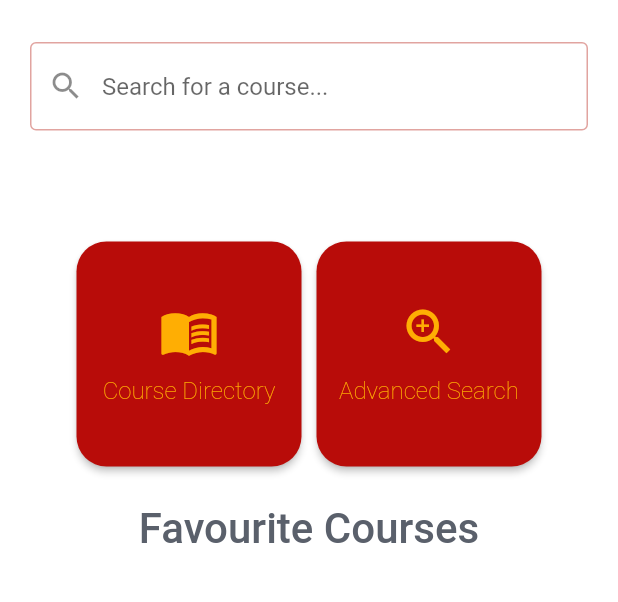
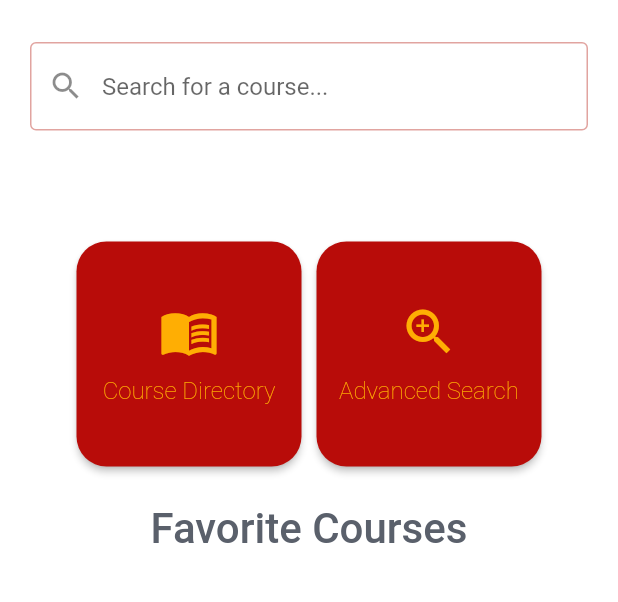
Before and after one commit to memoriesadrift/we-find, a Flutter app: the screen it shows after launch, on a phone screen of 412 x 824 dp, the part 234-836 px from its top. Run offline on Flutter 3.47's test engine with Material 2 defaults, Android fonts, the phone set to English and light mode, and no system bars; our stand-ins replace flutter_html.

Commit message:
language&translation. closes #71 (#74)

```diff
--- /dev/null
+++ b/lib/language/language_constants.dart
@@ -0,0 +1,73 @@
+import 'package:flutter/material.dart';
+import 'package:provider/provider.dart';
+import 'package:we_find/model/i18n_string.dart';
+import 'package:we_find/providers/lang_provider.dart';
+import 'package:we_find/screens/advaned_search_screen.dart';
+
+class StringConstants {
+  final BuildContext _context;
+  StringConstants(this._context);
+
+  Lang get lang => Provider.of<LangProvider>(_context).currentLang;
+  BuildContext get context => _context;
+
+  // missing data
+  String get NotFound => lang == Lang.EN ? "Not Found" : "Nicht gefunden";
+  String get Unknown => lang == Lang.EN ? "Unknown" : "Nicht bekannt";
+  String get UnknownSemester =>
+      lang == Lang.EN ? "Unknown Semester" : "Semester nicht bekannt";
+  String get UnknownDepartment =>
+      lang == Lang.EN ? "Unknown Department" : "Institut nicht bekannt";
+  String get TitleNotFound =>
+      lang == Lang.EN ? "Title not found" : "Titel nicht gefunden";
+
+  // advanced search
+  String get FuzzySearch => lang == Lang.EN ? "Fuzzy Search" : "Fuzzy Suche";
+  String get CourseWithStream =>
+      lang == Lang.EN ? "Course with Stream" : "Kurs mit Stream";
+  String get OnlyCurrentTerm =>
+      lang == Lang.EN ? "Only current term" : "Nur dieses Semester";
+  String get SearchByTerm =>
+      lang == Lang.EN ? "Search by Term" : "Suche im Semester";
+  String get SearchByTermRange =>
+      lang == Lang.EN ? "Search by Term Range" : "Suchen in Semesterintervall";
+  String get FromTerm => lang == Lang.EN ? "From Term" : "Von Semester";
+  String get ToTerm => lang == Lang.EN ? "To Term" : "Bis Semester";
+
+  // search results
+  String get SearchResultsFor =>
+      lang == Lang.EN ? "Search Results for" : "Suchergebnisse für";
+  String get NoResultsFound =>
+      lang == Lang.EN ? "No results found" : "Keine Ergebnisse gefunden";
+
+  // advanced search widgets
+  String get TermYear => lang == Lang.EN ? "Term year" : "Semesterjahr";
+  String get WinterSummerTerm =>
+      lang == Lang.EN ? "Winter/Summer term" : "Winter/Sommer Semester";
+
+  // course detail widgets
+  String get SelectAGroup =>
+      lang == Lang.EN ? "Select a group" : "Wähle eine Gruppe";
+  String get MaxParticipants =>
+      lang == Lang.EN ? "Max. participants" : "Max. Teilnehmer";
+  String get GroupInformation =>
+      lang == Lang.EN ? "Group information" : "Gruppeninformation";
+  String get Schedule => lang == Lang.EN ? "Schedule" : "Termine";
+  String get MinimumRequierments =>
+      lang == Lang.EN ? "Minumum requirements" : "Mindestanforderungen";
+
+  // searchbar
+  String get SearchForACourse =>
+      lang == Lang.EN ? "Search for a course" : "Suche nach einen Kurs";
+
+  // headers
+  String get SearchResults =>
+      lang == Lang.EN ? "Search Results" : "Such Ergebnisse";
+  String get CourseDirectory =>
+      lang == Lang.EN ? "Course Directory" : "Kursverzeichnis";
+  String get AdvancedSearch =>
+      lang == Lang.EN ? "Advanced Search" : "Erweiterte Suche";
+  String get FavoriteCourses =>
+      lang == Lang.EN ? "Favorite Courses" : "Lieblingskurse";
+  String get CourseDetail => lang == Lang.EN ? "Course Detail" : "Kursdetails";
+}
--- a/lib/model/model_wrapped.dart
+++ b/lib/model/model_wrapped.dart
@@ -1,6 +1,7 @@
 import 'package:flutter/cupertino.dart';
 import 'package:provider/provider.dart';
 import 'package:we_find/exceptions/exceptions.dart';
+import 'package:we_find/language/language_constants.dart';
 import 'package:we_find/model/i18n_string.dart';
 import 'package:we_find/model/model.dart';
 import 'package:we_find/providers/lang_provider.dart';
@@ -15,6 +16,9 @@ abstract class BaseWrapped {
   BuildContext get context => _context;
 
   Lang get lang => Provider.of<LangProvider>(_context).currentLang;
+
+  // TODO: Maybe unneccessery to reintialize the object here every time
+  StringConstants get constants => StringConstants(_context);
 }
 
 class CourseWrapped extends BaseWrapped {
@@ -24,15 +28,15 @@ class CourseWrapped extends BaseWrapped {
 
   Course get course => _course;
 
-  String get id => _course.id ?? "Not found";
-  String get offeree => _course.offeredBy?.name ?? "unknown department";
+  String get id => _course.id ?? constants.Unknown;
+  String get offeree => _course.offeredBy?.name ?? constants.UnknownDepartment;
 
   String get typeAbbreviation => _course.courseType?.type ?? "--";
 
-  String get name => _course.longName?.get(lang) ?? "Not found";
+  String get name => _course.longName?.get(lang) ?? constants.NotFound;
 
-  String get ects => _course.ects?.toString() ?? "Not found";
-  String get semester => _course.when ?? "Unknown Semester";
+  String get ects => _course.ects?.toString() ?? constants.NotFound;
+  String get semester => _course.when ?? constants.UnknownSemester;
 
   Course get internalCourse => _course;
 
@@ -48,14 +52,16 @@ class GroupWrapped extends BaseWrapped {
 
   GroupWrapped(BuildContext context, this._group) : super(context);
 
-  String get id => _group.id ?? "Not found";
+  String get id => _group.id ?? constants.NotFound;
 
-  String get maxParticipants => _group.maxParticipants?.toString() ?? "unknown";
+  String get maxParticipants =>
+      _group.maxParticipants?.toString() ?? constants.Unknown;
 
-  String get description => _group.info?.comment?.get(lang) ?? "Not found";
+  String get description =>
+      _group.info?.comment?.get(lang) ?? constants.NotFound;
 
   String get minumumRequirements =>
-      _group.info?.preconditions?.get(lang) ?? "Not found";
+      _group.info?.preconditions?.get(lang) ?? constants.NotFound;
 
   ScheduleWrapped get schedule {
     if (_group.schedule == null)
@@ -81,7 +87,7 @@ class EventWrapped extends BaseWrapped {
   EventWrapped(BuildContext context, this._event) : super(context);
 
   String get date {
-    if (_event.begin == null) return 'unknown';
+    if (_event.begin == null) return constants.Unknown;
     final begin = _event.begin!;
     return [begin.day, begin.month, begin.year]
         .map((e) => e.toString())
@@ -89,20 +95,20 @@ class EventWrapped extends BaseWrapped {
   }
 
   String get beginHour {
-    if (_event.begin == null) return 'unknown';
+    if (_event.begin == null) return constants.Unknown;
     final begin = _event.begin!;
     return [begin.hour, begin.minute].map((e) => e.toString()).join(':');
   }
 
   String get endHour {
-    if (_event.end == null) return 'unknown';
+    if (_event.end == null) return constants.Unknown;
     final end = _event.end!;
     return [end.hour, end.minute].map((e) => e.toString()).join(':');
   }
 
   String get fullEventDate => '$date $beginHour - $endHour';
 
-  String get room => _event.locations?[0].room ?? "unknown";
+  String get room => _event.locations?[0].room ?? constants.Unknown;
 }
 
 class StudyModuleWrapped extends BaseWrapped {
@@ -110,11 +116,11 @@ class StudyModuleWrapped extends BaseWrapped {
 
   StudyModuleWrapped(BuildContext context, this._studyModule) : super(context);
 
-  String get term => _studyModule.when ?? "unknown";
+  String get term => _studyModule.when ?? constants.Unknown;
 
   int get splNumber => _studyModule.spl ?? -1;
 
-  String get title => _studyModule.title?.get(lang) ?? "Title not found";
+  String get title => _studyModule.title?.get(lang) ?? constants.Unknown;
 
   List<CourseWrapped> get courses =>
       _studyModule.courses
--- a/lib/providers/lang_provider.dart
+++ b/lib/providers/lang_provider.dart
@@ -3,7 +3,7 @@ import 'package:we_find/model/i18n_string.dart';
 
 /// Provider that keeps track of the language set by the user
 class LangProvider with ChangeNotifier {
-  Lang _currentLang = Lang.DE;
+  Lang _currentLang = Lang.EN;
 
   Lang get currentLang => _currentLang;
 
--- a/lib/screens/course_directory_screen.dart
+++ b/lib/screens/course_directory_screen.dart
@@ -1,4 +1,5 @@
 import 'package:flutter/material.dart';
+import 'package:we_find/language/language_constants.dart';
 import 'package:we_find/model/model_wrapped.dart';
 import 'package:we_find/widgets/course_directory_widgets.dart';
 
@@ -13,11 +14,11 @@ class CourseDirectoryScreen extends StatefulWidget {
 class _CourseDirectoryScreenState extends State<CourseDirectoryScreen> {
   ListView _buildStudyModuleScreen(BuildContext context) {
     final ThemeData themeData = Theme.of(context);
-
+    final StringConstants constants = StringConstants(context);
     List<Widget> view = [];
 
     view.add(Text(
-      "Course Directory", // TODO: LANGUAGE
+      constants.CourseDirectory,
       style: themeData.textTheme.headline2,
     ));
     view.add(Divider());
--- a/lib/screens/home_screen.dart
+++ b/lib/screens/home_screen.dart
@@ -1,5 +1,6 @@
 import 'package:flutter/material.dart';
 import 'package:provider/provider.dart';
+import 'package:we_find/language/language_constants.dart';
 import 'package:we_find/model/model.dart';
 import 'package:we_find/model/model_wrapped.dart';
 import 'package:we_find/providers/fav_course_provider.dart';
@@ -21,7 +22,7 @@ class HomeScreen extends StatelessWidget {
   @override
   Widget build(BuildContext context) {
     final ThemeData themeData = Theme.of(context);
-
+    final StringConstants constants = StringConstants(context);
     return Scaffold(
         body: SingleChildScrollView(
       child: Column(
@@ -48,7 +49,8 @@ class HomeScreen extends StatelessWidget {
                         MaterialPageRoute<void>(
                             builder: (BuildContext context) {
                           return Scaffold(
-                            appBar: AppBar(title: Text('Search Results')),
+                            appBar:
+                                AppBar(title: Text(constants.SearchResults)),
                             body: Center(
                               child: FutureBuilder<List<Course>>(
                                 future: fetchCourses(input),
@@ -91,8 +93,8 @@ class HomeScreen extends StatelessWidget {
                               MaterialPageRoute<void>(
                                   builder: (BuildContext context) {
                                 return Scaffold(
-                                  appBar:
-                                      AppBar(title: Text('Course Directory')),
+                                  appBar: AppBar(
+                                      title: Text(constants.CourseDirectory)),
                                   body: Center(
                                     child: FutureBuilder<List<StudyModule>>(
                                       future: fetchRootStudyModules(),
@@ -144,7 +146,7 @@ class HomeScreen extends StatelessWidget {
                                   padding: EdgeInsets.fromLTRB(0, 10, 0, 0)),
                               Align(
                                 child: Text(
-                                  'Course Directory',
+                                  constants.CourseDirectory,
                                   style: themeData.textTheme.button,
                                 ),
                                 alignment: Alignment.center,
@@ -167,8 +169,8 @@ class HomeScreen extends StatelessWidget {
                               MaterialPageRoute<void>(
                                   builder: (BuildContext context) {
                                 return Scaffold(
-                                  appBar:
-                                      AppBar(title: Text('Advanced Search')),
+                                  appBar: AppBar(
+                                      title: Text(constants.AdvancedSearch)),
                                   body: Center(
                                     child: AdvancedSearchScreen(),
                                   ),
@@ -203,7 +205,7 @@ class HomeScreen extends StatelessWidget {
                                   padding: EdgeInsets.fromLTRB(0, 10, 0, 0)),
                               Align(
                                 child: Text(
-                                  'Advanced Search',
+                                  constants.AdvancedSearch,
                                   style: themeData.textTheme.button,
                                 ),
                                 alignment: Alignment.center,
@@ -218,7 +220,7 @@ class HomeScreen extends StatelessWidget {
                 Padding(
                   padding: EdgeInsets.fromLTRB(0, 20, 0, 20),
                   child: Text(
-                    'Favourite Courses',
+                    constants.FavoriteCourses,
                     style: themeData.textTheme.headline3,
                   ),
                 )
--- a/lib/screens/search_results_screen.dart
+++ b/lib/screens/search_results_screen.dart
@@ -1,4 +1,5 @@
 import 'package:flutter/material.dart';
+import 'package:we_find/language/language_constants.dart';
 import 'package:we_find/model/model.dart';
 import 'package:we_find/model/model_wrapped.dart';
 import 'package:we_find/widgets/course_widget.dart';
@@ -11,11 +12,12 @@ class SearchResultsScreen extends StatelessWidget {
 
   ListView _buildSearchResults(BuildContext context) {
     final ThemeData themeData = Theme.of(context);
+    final StringConstants constants = StringConstants(context);
 
     List<Widget> view = [];
 
     view.add(Text(
-      "Search results for: $_searchQuery", // TODO: LANGUAGE
+      "${constants.SearchResultsFor}: $_searchQuery", // TODO: LANGUAGE
       style: themeData.textTheme.headline2,
     ));
     view.add(Divider());
@@ -28,7 +30,7 @@ class SearchResultsScreen extends StatelessWidget {
 
     if (_courses.isEmpty) {
       view.add(Text(
-        "No results found!",
+        constants.NoResultsFound,
         style: themeData.textTheme.headline2,
       ));
     }
--- a/lib/widgets/course_widget.dart
+++ b/lib/widgets/course_widget.dart
@@ -1,5 +1,6 @@
 import 'package:flutter/material.dart';
 import 'package:provider/provider.dart';
+import 'package:we_find/language/language_constants.dart';
 import 'package:we_find/model/model_wrapped.dart';
 import 'package:we_find/screens/course_detail_screen.dart';
 import 'package:we_find/providers/fav_course_provider.dart';
@@ -11,6 +12,7 @@ class CourseWidget extends StatelessWidget {
   @override
   Widget build(BuildContext context) {
     final ThemeData themeData = Theme.of(context);
+    final StringConstants constants = StringConstants(context);
     return Container(
       child: Wrap(
         children: [
@@ -21,7 +23,7 @@ class CourseWidget extends StatelessWidget {
                 MaterialPageRoute<void>(builder: (BuildContext context) {
                   return Scaffold(
                     appBar: AppBar(
-                      title: Text('Course Detail Screen'),
+                      title: Text(constants.CourseDetail),
                       actions: <Widget>[
                         IconButton(
                           icon: Icon(
--- a/lib/widgets/favourite_tile.dart
+++ b/lib/widgets/favourite_tile.dart
@@ -1,5 +1,6 @@
 import 'package:flutter/material.dart';
 import 'package:provider/provider.dart';
+import 'package:we_find/language/language_constants.dart';
 import 'package:we_find/model/model_wrapped.dart';
 import 'package:we_find/providers/fav_course_provider.dart';
 import 'package:we_find/screens/course_detail_screen.dart';
@@ -14,6 +15,7 @@ class FavouriteTile extends StatelessWidget {
   Widget build(BuildContext context) {
     final ThemeData themeData = Theme.of(context);
     final _wrappedCourse = CourseWrapped(_context, _internalCourse);
+    final StringConstants constants = StringConstants(context);
     return Align(
       child: Padding(
         padding: EdgeInsets.fromLTRB(0, 0, 0, 20),
@@ -37,7 +39,7 @@ class FavouriteTile extends StatelessWidget {
                 MaterialPageRoute<void>(builder: (BuildContext context) {
                   return Scaffold(
                     appBar: AppBar(
-                      title: Text('Course Detail'),
+                      title: Text(constants.CourseDetail),
                       actions: <Widget>[
                         IconButton(
                           icon: Icon(
--- a/lib/widgets/search_bar.dart
+++ b/lib/widgets/search_bar.dart
@@ -1,4 +1,5 @@
 import 'package:flutter/material.dart';
+import 'package:we_find/language/language_constants.dart';
 
 class SearchBar extends StatefulWidget {
   double barWidth;
@@ -47,6 +48,7 @@ class _SearchBarState extends State<SearchBar> {
 
   @override
   Widget build(BuildContext context) {
+    final StringConstants constants = StringConstants(context);
     return Container(
       child: Padding(
         padding: EdgeInsets.all(8),
@@ -71,7 +73,7 @@ class _SearchBarState extends State<SearchBar> {
             decoration: InputDecoration(
                 prefixIcon: Icon(Icons.search),
                 border: OutlineInputBorder(),
-                hintText: 'Search for a course...'),
+                hintText: '${constants.SearchForACourse}...'),
           ),
         ),
       ),
```
Also changed, not shown: lib/screens/advaned_search_screen.dart (+12 -9 lines), lib/widgets/advanced_search_widgets.dart (+5 -2 lines), lib/widgets/course_detail_widgets.dart (+8 -5 lines), lib/widgets/course_directory_widgets.dart (+13 -6 lines).
